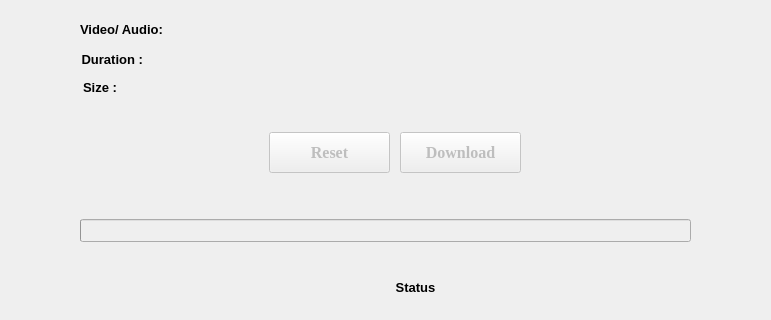
First picture: the form in youtube.ui, repository ShravanKumar-404/Youtube-Squeezer, before the edit; both pictures show x 130 to 901 and y 328 to 648 of the 1093 by 648 pixel window.
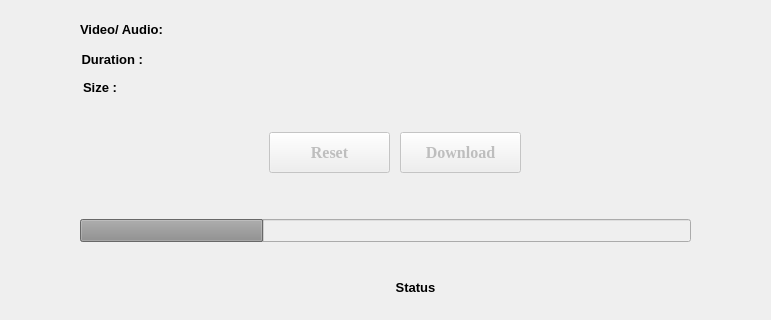
Second picture: the form after the edit. The open tabs and pages were chosen to show the change.

The edit to the form file:
```diff
--- a/youtube.ui
+++ b/youtube.ui
@@ -158,7 +158,7 @@
        </rect>
       </property>
       <property name="value">
-       <number>0</number>
+       <number>30</number>
       </property>
       <property name="alignment">
        <set>Qt::AlignLeading|Qt::AlignLeft|Qt::AlignVCenter</set>
```
Left out of the diff: 2 changed lines with no effect on the pictures.
